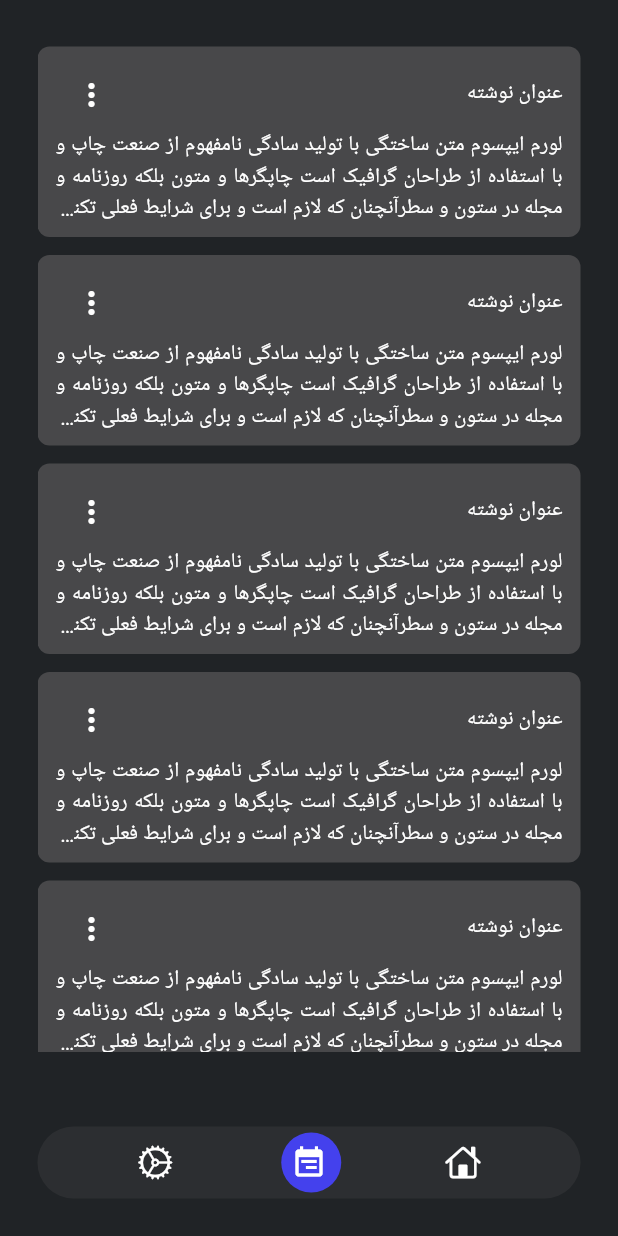
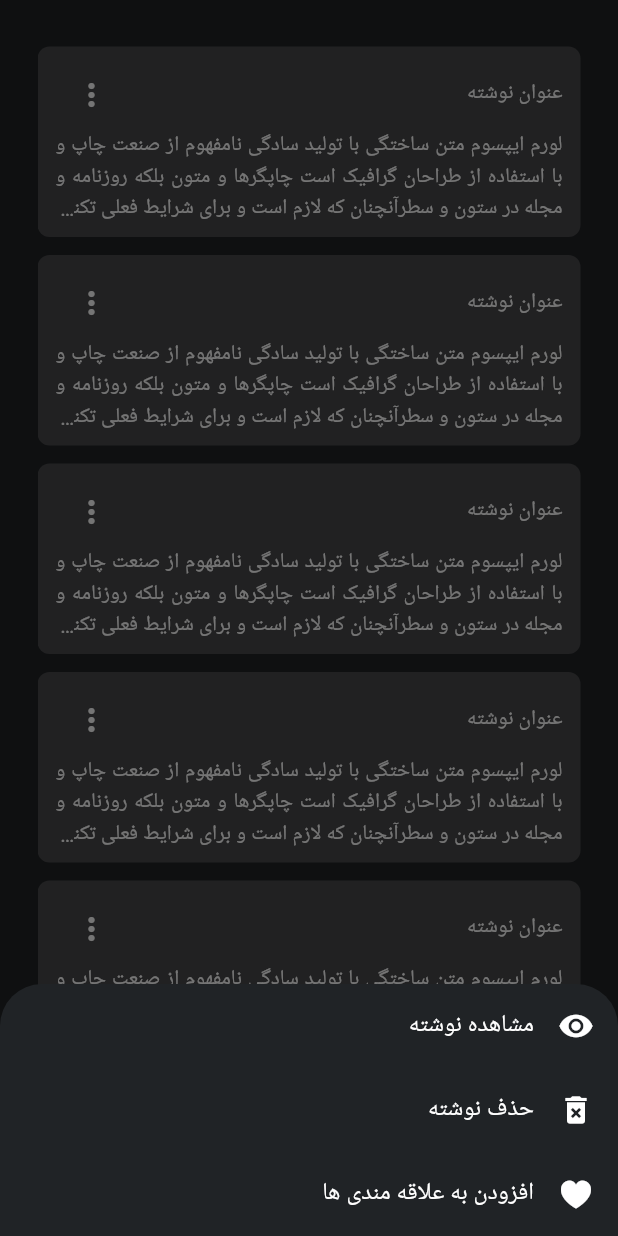
Before and after one commit to mohammad-dehghanifard/flutter_note_app, a Flutter app: the MainPage screen opened directly, after a tap on the "event note" icon, after a tap on the "more vert" icon, on a phone screen of 412 x 824 dp. Run offline on Flutter 3.47's test engine with Material 3 defaults, Android fonts, the phone set to English and light mode, and no system bars; our stand-ins replace flutter_spinkit, get.

Commit message:
impl NoteActionBottomSheet custom widget

```diff
--- a/lib/core/themes/theme_helper.dart
+++ b/lib/core/themes/theme_helper.dart
@@ -9,6 +9,10 @@ class ThemeHelper {
       secondary: Color(0xFF4441ED),
       primaryContainer : Color(0xFF48484A)
     ),
+    bottomSheetTheme: const BottomSheetThemeData(
+      backgroundColor: Color(0xFF202326),
+      surfaceTintColor: Colors.transparent
+    ),
     textTheme: const TextTheme(
       bodyMedium: TextStyle(color: Colors.white)
     )
--- /dev/null
+++ b/lib/modules/note/widgets/note_action_bottom_sheet.dart
@@ -0,0 +1,50 @@
+import 'package:flutter/cupertino.dart';
+import 'package:flutter/material.dart';
+
+class NoteActionBottomSheet extends StatelessWidget {
+  const NoteActionBottomSheet({super.key});
+
+  @override
+  Widget build(BuildContext context) {
+    return SizedBox(
+      width: MediaQuery.sizeOf(context).width,
+      child: Column(
+        mainAxisSize: MainAxisSize.min,
+        children: [
+          _NoteActionWidget(
+            title: "مشاهده نوشته",
+            icon: Icons.remove_red_eye,
+            onTap: () {},
+          ),
+          _NoteActionWidget(
+            title: "حذف نوشته",
+            icon: Icons.delete_forever,
+            onTap: () {},
+          ),
+          _NoteActionWidget(
+            title: "افزودن به علاقه مندی ها",
+            icon: CupertinoIcons.heart_fill,
+            onTap: () {},
+          )
+        ],
+      ),
+    );
+  }
+}
+
+class _NoteActionWidget extends StatelessWidget {
+  const _NoteActionWidget({
+    super.key, required this.title, required this.icon, required this.onTap,
+  });
+  final String title;
+  final IconData icon;
+  final Function() onTap;
+  @override
+  Widget build(BuildContext context) {
+    return ListTile(
+      onTap: onTap,
+      leading:  Icon(icon),
+      title:  Text(title),
+    );
+  }
+}
--- a/lib/modules/note/widgets/note_widget.dart
+++ b/lib/modules/note/widgets/note_widget.dart
@@ -1,4 +1,5 @@
 import 'package:flutter/material.dart';
+import 'package:flutter_note_app/modules/note/widgets/note_action_bottom_sheet.dart';
 import 'package:get/get.dart';
 
 class NoteWidget extends StatelessWidget {
@@ -26,7 +27,9 @@ class NoteWidget extends StatelessWidget {
             children: [
               Text(title),
               IconButton(
-                  onPressed: () {},
+                  onPressed: () {
+                    showModalBottomSheet(context: context, builder: (context) => const NoteActionBottomSheet());
+                  },
                   icon: const Icon(Icons.more_vert)),
             ],
           ),
```
